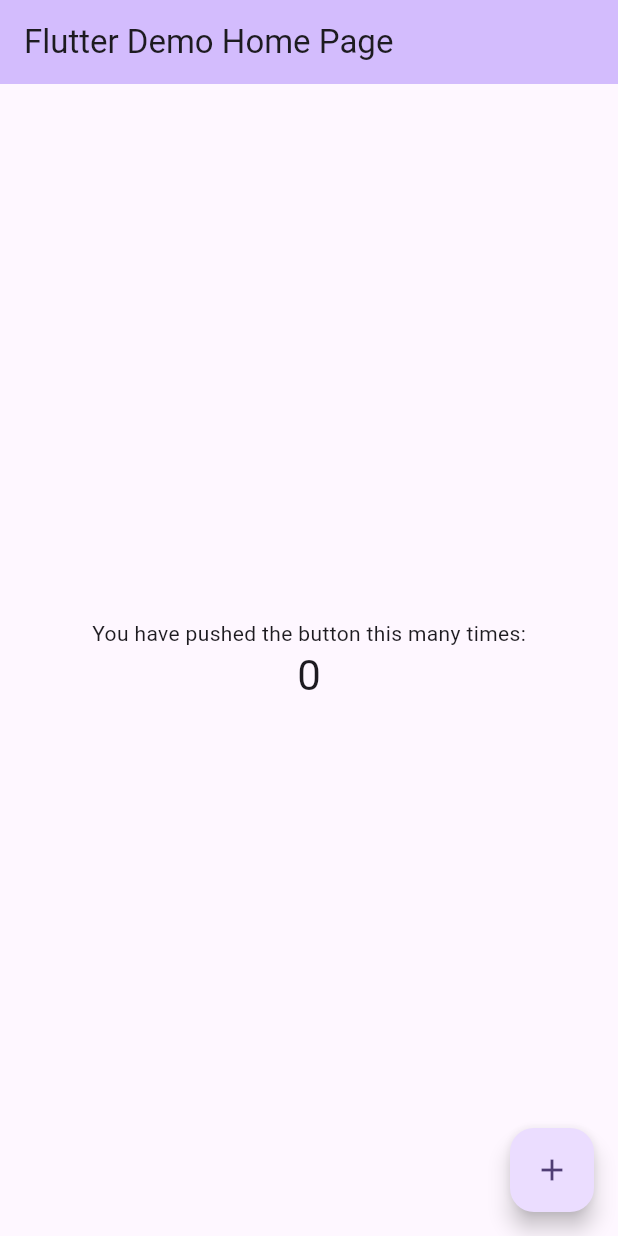
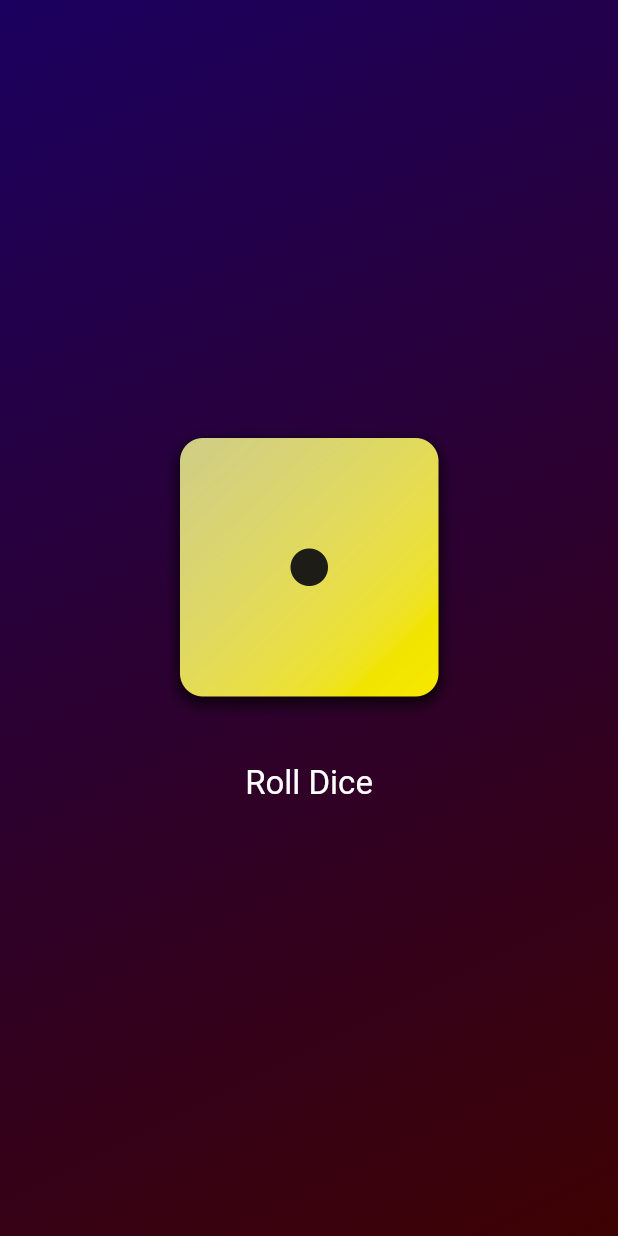
Before and after one commit to Imesh-Isuranga/Flutter-Simple-Dice-Roller-App, a Flutter app: the screen it shows after launch, on a phone screen of 412 x 824 dp. Run offline on Flutter 3.47's test engine with Material 2 defaults, Android fonts, the phone set to English and light mode, and no system bars.

Commit message:
Done All

```diff
--- /dev/null
+++ b/rollerdice_app/lib/StyleText.dart
@@ -0,0 +1,16 @@
+import 'package:flutter/material.dart';
+
+class StyleText extends StatelessWidget{
+
+  StyleText(this.text,{super.key});
+
+  String text;
+
+  @override
+  Widget build(context){
+    return Text(
+              text,
+              style: const TextStyle(color: Colors.white, fontSize: 25),
+            );
+  }
+}
--- /dev/null
+++ b/rollerdice_app/lib/activediceroller.dart
@@ -0,0 +1,49 @@
+import 'dart:math';
+
+import 'package:flutter/material.dart';
+
+class DiceRoller extends StatefulWidget{
+  const DiceRoller({super.key});
+
+  @override
+  State<DiceRoller> createState(){
+    return _DiceRollerSatate();
+  }
+}
+
+class _DiceRollerSatate extends State<DiceRoller>{
+  var activeDiceRollerImage = 'assets/dice-images/dice-1.png';
+
+  void rollDice(){
+    var diceRoll = Random().nextInt(6)+1;
+
+    setState(() {
+      activeDiceRollerImage = 'assets/dice-images/dice-$diceRoll.png';
+    });
+  }
+
+
+  @override
+  Widget build(context){
+    return Column(
+          mainAxisSize: MainAxisSize.min,
+          children: [
+            Image.asset(
+              activeDiceRollerImage,
+              width: 200,
+            ),
+            const SizedBox(
+              height: 20,
+            ),
+            TextButton(
+              onPressed: rollDice,
+              style: TextButton.styleFrom(
+                foregroundColor: Colors.white,
+                textStyle: const TextStyle(fontSize: 22),
+              ),
+              child: const Text("Roll Dice"),
+            ),
+          ],
+        );
+  }
+}
--- /dev/null
+++ b/rollerdice_app/lib/gradient_Container.dart
@@ -0,0 +1,27 @@
+import 'package:flutter/material.dart';
+import 'package:rollerdice_app/activediceroller.dart';
+
+class GradientContainer extends StatelessWidget {
+  GradientContainer({super.key, required this.gradcolors});
+
+  List<Color> gradcolors;
+
+  var activeImage = 'assets/dice-images/dice-1.png';
+
+
+  @override
+  Widget build(context) {
+    return Container(
+      decoration: BoxDecoration(
+        gradient: LinearGradient(
+          colors: gradcolors,
+          begin: Alignment.bottomRight,
+          end: Alignment.topLeft,
+        ),
+      ),
+      child: const Center(
+        child: DiceRoller()
+      ),
+    );
+  }
+}
--- a/rollerdice_app/lib/main.dart
+++ b/rollerdice_app/lib/main.dart
@@ -1,125 +1,16 @@
 import 'package:flutter/material.dart';
+import 'package:rollerdice_app/gradient_Container.dart';
 
 void main() {
-  runApp(const MyApp());
+  runApp(
+    MaterialApp(
+      home: Scaffold(
+          body: GradientContainer(
+        gradcolors: const [
+          Color.fromARGB(255, 61, 2, 2),
+          Color.fromARGB(255, 27, 0, 95),
+        ],
+      )),
+    ),
+  );
 }
-
-class MyApp extends StatelessWidget {
-  const MyApp({super.key});
-
-  // This widget is the root of your application.
-  @override
-  Widget build(BuildContext context) {
-    return MaterialApp(
-      title: 'Flutter Demo',
-      theme: ThemeData(
-        // This is the theme of your application.
-        //
-        // TRY THIS: Try running your application with "flutter run". You'll see
-        // the application has a blue toolbar. Then, without quitting the app,
-        // try changing the seedColor in the colorScheme below to Colors.green
-        // and then invoke "hot reload" (save your changes or press the "hot
-        // reload" button in a Flutter-supported IDE, or press "r" if you used
-        // the command line to start the app).
-        //
-        // Notice that the counter didn't reset back to zero; the application
-        // state is not lost during the reload. To reset the state, use hot
-        // restart instead.
-        //
-        // This works for code too, not just values: Most code changes can be
-        // tested with just a hot reload.
-        colorScheme: ColorScheme.fromSeed(seedColor: Colors.deepPurple),
-        useMaterial3: true,
-      ),
-      home: const MyHomePage(title: 'Flutter Demo Home Page'),
-    );
-  }
-}
-
-class MyHomePage extends StatefulWidget {
-  const MyHomePage({super.key, required this.title});
-
-  // This widget is the home page of your application. It is stateful, meaning
-  // that it has a State object (defined below) that contains fields that affect
-  // how it looks.
-
-  // This class is the configuration for the state. It holds the values (in this
-  // case the title) provided by the parent (in this case the App widget) and
-  // used by the build method of the State. Fields in a Widget subclass are
-  // always marked "final".
-
-  final String title;
-
-  @override
-  State<MyHomePage> createState() => _MyHomePageState();
-}
-
-class _MyHomePageState extends State<MyHomePage> {
-  int _counter = 0;
-
-  void _incrementCounter() {
-    setState(() {
-      // This call to setState tells the Flutter framework that something has
-      // changed in this State, which causes it to rerun the build method below
-      // so that the display can reflect the updated values. If we changed
-      // _counter without calling setState(), then the build method would not be
-      // called again, and so nothing would appear to happen.
-      _counter++;
-    });
-  }
-
-  @override
-  Widget build(BuildContext context) {
-    // This method is rerun every time setState is called, for instance as done
-    // by the _incrementCounter method above.
-    //
-    // The Flutter framework has been optimized to make rerunning build methods
-    // fast, so that you can just rebuild anything that needs updating rather
-    // than having to individually change instances of widgets.
-    return Scaffold(
-      appBar: AppBar(
-        // TRY THIS: Try changing the color here to a specific color (to
-        // Colors.amber, perhaps?) and trigger a hot reload to see the AppBar
-        // change color while the other colors stay the same.
-        backgroundColor: Theme.of(context).colorScheme.inversePrimary,
-        // Here we take the value from the MyHomePage object that was created by
-        // the App.build method, and use it to set our appbar title.
-        title: Text(widget.title),
-      ),
-      body: Center(
-        // Center is a layout widget. It takes a single child and positions it
-        // in the middle of the parent.
-        child: Column(
-          // Column is also a layout widget. It takes a list of children and
-          // arranges them vertically. By default, it sizes itself to fit its
-          // children horizontally, and tries to be as tall as its parent.
-          //
-          // Column has various properties to control how it sizes itself and
-          // how it positions its children. Here we use mainAxisAlignment to
-          // center the children vertically; the main axis here is the vertical
-          // axis because Columns are vertical (the cross axis would be
-          // horizontal).
-          //
-          // TRY THIS: Invoke "debug painting" (choose the "Toggle Debug Paint"
-          // action in the IDE, or press "p" in the console), to see the
-          // wireframe for each widget.
-          mainAxisAlignment: MainAxisAlignment.center,
-          children: <Widget>[
-            const Text(
-              'You have pushed the button this many times:',
-            ),
-            Text(
-              '$_counter',
-              style: Theme.of(context).textTheme.headlineMedium,
-            ),
-          ],
-        ),
-      ),
-      floatingActionButton: FloatingActionButton(
-        onPressed: _incrementCounter,
-        tooltip: 'Increment',
-        child: const Icon(Icons.add),
-      ), // This trailing comma makes auto-formatting nicer for build methods.
-    );
-  }
-}
```
Also changed, not shown: rollerdice_app/pubspec.yaml (+7 -3 lines), rollerdice_app/assets/dice-images/dice-1.png (added), rollerdice_app/assets/dice-images/dice-2.png (added), rollerdice_app/assets/dice-images/dice-3.png (added), rollerdice_app/assets/dice-images/dice-4.png (added), rollerdice_app/assets/dice-images/dice-5.png (added), rollerdice_app/assets/dice-images/dice-6.png (added).
